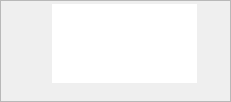
First picture: the form in src/status_base.ui, repository KDE/choqok, before the edit.
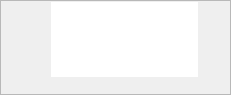
Second picture: the form after the edit. Custom widgets are drawn as their Qt base class.

```diff
--- a/src/status_base.ui
+++ b/src/status_base.ui
@@ -6,7 +6,7 @@
     <x>0</x>
     <y>0</y>
     <width>231</width>
-    <height>102</height>
+    <height>95</height>
    </rect>
   </property>
   <property name="sizePolicy" >
@@ -17,14 +17,14 @@
   </property>
   <property name="minimumSize" >
    <size>
-    <width>0</width>
-    <height>100</height>
+    <width>200</width>
+    <height>80</height>
    </size>
   </property>
   <property name="maximumSize" >
    <size>
     <width>16777215</width>
-    <height>123</height>
+    <height>129</height>
    </size>
   </property>
   <property name="windowTitle" >
@@ -37,17 +37,8 @@
    <enum>QFrame::Sunken</enum>
   </property>
   <layout class="QGridLayout" name="gridLayout" >
-   <property name="leftMargin" >
-    <number>2</number>
-   </property>
-   <property name="topMargin" >
-    <number>3</number>
-   </property>
-   <property name="rightMargin" >
-    <number>2</number>
-   </property>
-   <property name="bottomMargin" >
-    <number>2</number>
+   <property name="margin" >
+    <number>1</number>
    </property>
    <property name="spacing" >
     <number>1</number>
@@ -71,7 +62,7 @@
        <property name="sizeHint" stdset="0" >
         <size>
          <width>20</width>
-         <height>40</height>
+         <height>0</height>
         </size>
        </property>
       </spacer>
@@ -171,7 +162,7 @@
        <property name="sizeHint" stdset="0" >
         <size>
          <width>20</width>
-         <height>40</height>
+         <height>0</height>
         </size>
        </property>
       </spacer>
@@ -217,6 +208,9 @@
      <property name="frameShape" >
       <enum>QFrame::NoFrame</enum>
      </property>
+     <property name="verticalScrollBarPolicy" >
+      <enum>Qt::ScrollBarAlwaysOff</enum>
+     </property>
      <property name="horizontalScrollBarPolicy" >
       <enum>Qt::ScrollBarAlwaysOff</enum>
      </property>
```
